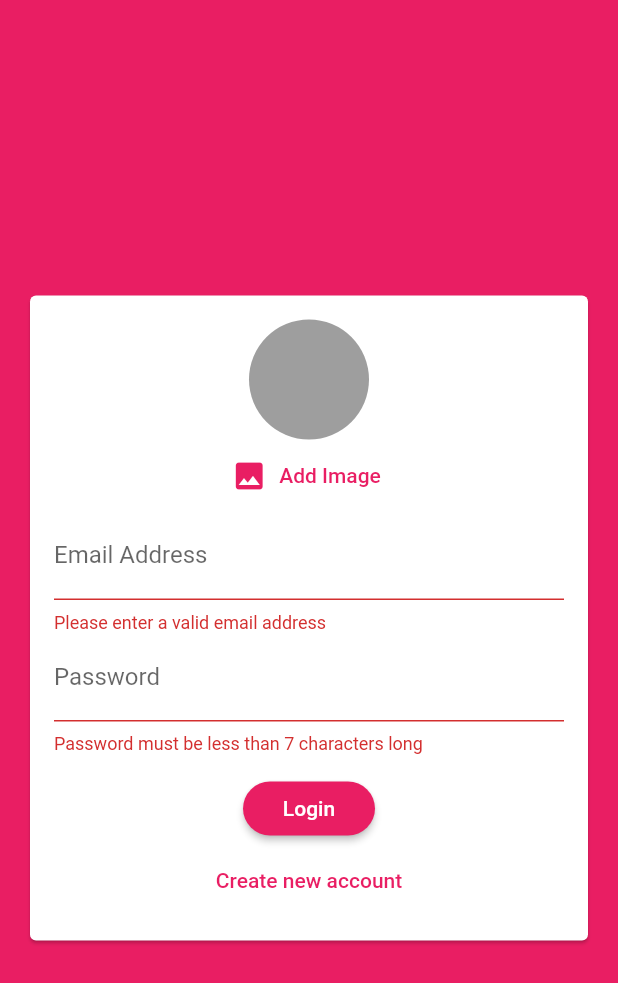
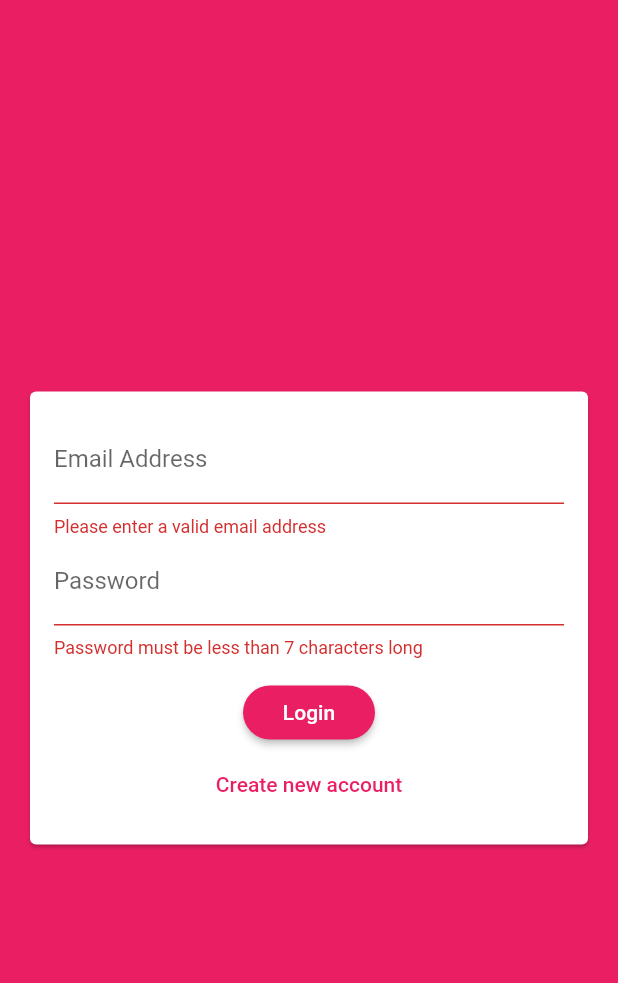
Before and after one commit to LloydNicholson/Chat-App, a Flutter app: the screen it shows after launch, after a tap on "Login", on a phone screen of 412 x 824 dp. Shown: the top 983 px of the screen. Run offline on Flutter 3.47's test engine with Material 2 defaults, Android fonts, the phone set to English and light mode, and no system bars; our stand-ins replace cloud_firestore, firebase_auth, firebase_core, firebase_storage, image_picker; accounts and stored records are empty.

Commit message:
Add image upload

```diff
--- a/lib/widgets/auth_form.dart
+++ b/lib/widgets/auth_form.dart
@@ -1,3 +1,5 @@
+import 'dart:io';
+
 import 'package:flutter/material.dart';
 import 'package:flutter_twizza_connect_test/widgets/pickers/user_image_picker.dart';
 
@@ -8,8 +10,14 @@ class AuthForm extends StatefulWidget {
   );
 
   final bool isLoading;
-  final void Function(String email, String username, String password,
-      bool isLogin, BuildContext ctx) submitFn;
+  final void Function(
+    String email,
+    String username,
+    File imageFile,
+    String password,
+    bool isLogin,
+    BuildContext ctx,
+  ) submitFn;
 
   @override
   _AuthFormState createState() => _AuthFormState();
@@ -21,16 +29,32 @@ class _AuthFormState extends State<AuthForm> {
   var _userEmail = '';
   var _username = '';
   var _userPassword = '';
+  File _userImageFile;
+
+  void _pickedImage(File image) {
+    _userImageFile = image;
+  }
 
   void _trySubmit() {
     final isValid = _formKey.currentState.validate();
     FocusScope.of(context).unfocus();
+
+    if (!_isLogin && _userImageFile == null) {
+      Scaffold.of(context).showSnackBar(
+        SnackBar(
+          content: Text('Please pick an image'),
+          backgroundColor: Theme.of(context).errorColor,
+        ),
+      );
+      return;
+    }
 
     if (isValid) {
       _formKey.currentState.save();
       widget.submitFn(
         _userEmail.trim(),
         _username.trim(),
+        _userImageFile,
         _userPassword.trim(),
         _isLogin,
         context,
@@ -51,7 +75,7 @@ class _AuthFormState extends State<AuthForm> {
               child: Column(
                 mainAxisSize: MainAxisSize.min,
                 children: <Widget>[
-                  UserImagePicker(),
+                  if (!_isLogin) UserImagePicker(_pickedImage),
                   TextFormField(
                     key: ValueKey("email"),
                     validator: (value) {
```
Also changed, not shown: lib/screens/auth_screen.dart (+26 -5 lines), lib/widgets/pickers/user_image_picker.dart (+12 -1 lines), pubspec.yaml (+4 -3 lines), pubspec.lock.
